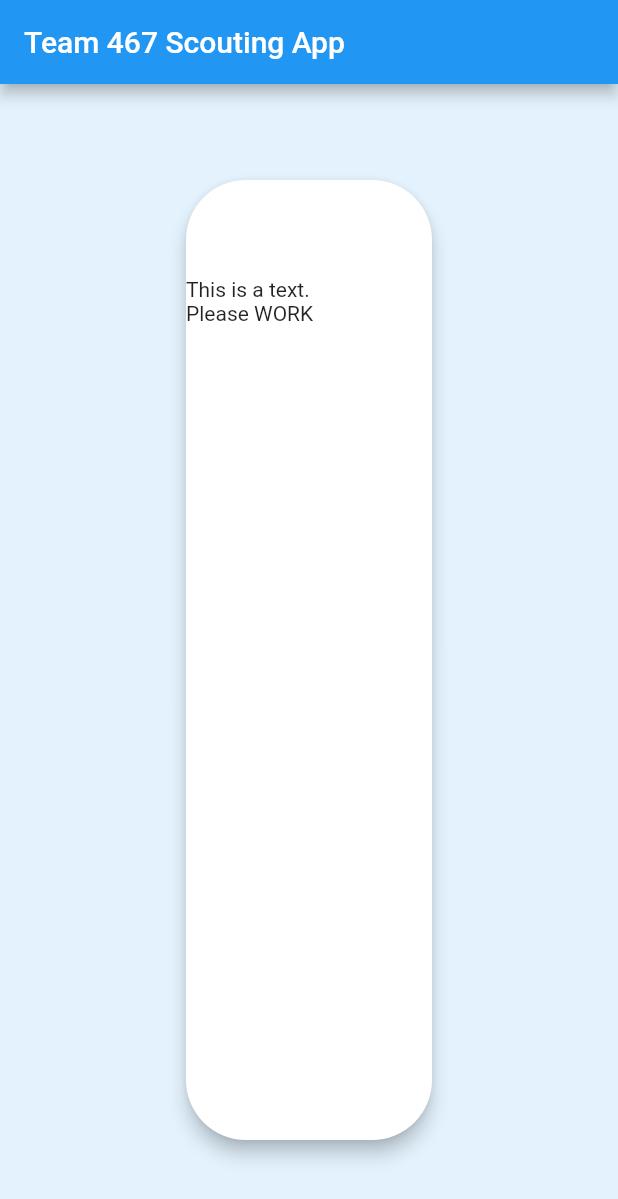
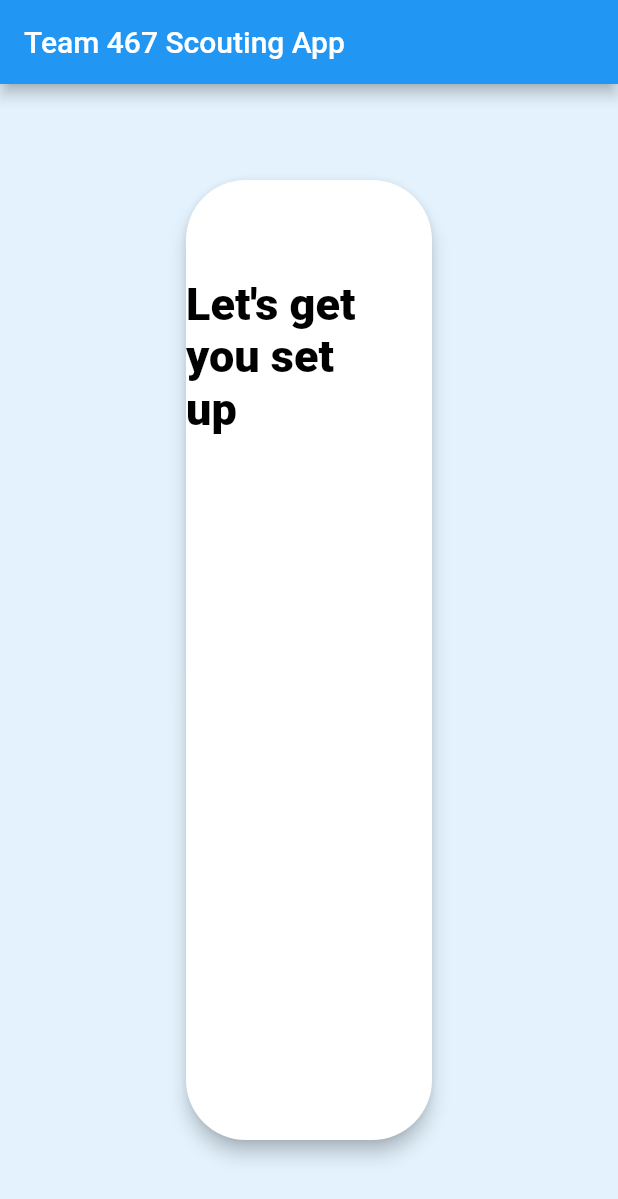
Before and after one commit to ShivamMaster/Scouting467app-Flutter, a Flutter app: the screen it shows after launch, on a phone screen of 412 x 824 dp. Shown: the top 1199 px of the screen. Run offline on Flutter 3.47's test engine with Material 2 defaults, Android fonts, the phone set to English and light mode, and no system bars.

Commit message:
I hate this; Left off at 19:42

```diff
--- a/lib/Screens/main_screen.dart
+++ b/lib/Screens/main_screen.dart
@@ -32,9 +32,17 @@ class MyCustomForm extends StatelessWidget{
                           ),
 
                           child: Text(
-                            "This is a text. Please WORK"
-                          )
-                        )
+                            "Let's get you set up",
+                            style: TextStyle(
+                              color: Colors.black,
+                              fontSize: 30.0,
+                              fontWeight: FontWeight.w900,
+                            ),
+                          ),
+                        ),
+
+                        SizedBox(height:5.0,),
+
                       ]
                     )
                   )
@@ -45,5 +53,29 @@ class MyCustomForm extends StatelessWidget{
         )
       )
     );
+
+    // ignore: dead_code
+    Container(
+      padding: EdgeInsets.only(top: 15.0, right: 70.0, left: 70.0, bottom: 10.0),
+      child: Column(
+        children: <Widget> [
+            Text(
+              "Sign Up",
+              style: TextStyle(
+                color: Colors.lightBlue, fontWeight: FontWeight.w600, fontSize: 35.0, fontFamily: "Merriweather"),
+              ),
+              const SizedBox (height: 21.0),
+
+          InputField(
+            label: "Team Number"
+            content: "467"
+          ),
+
+          SizedBox(height: 20.0),
+
+
+        ],
+      )
+    );
   }
 }
```
